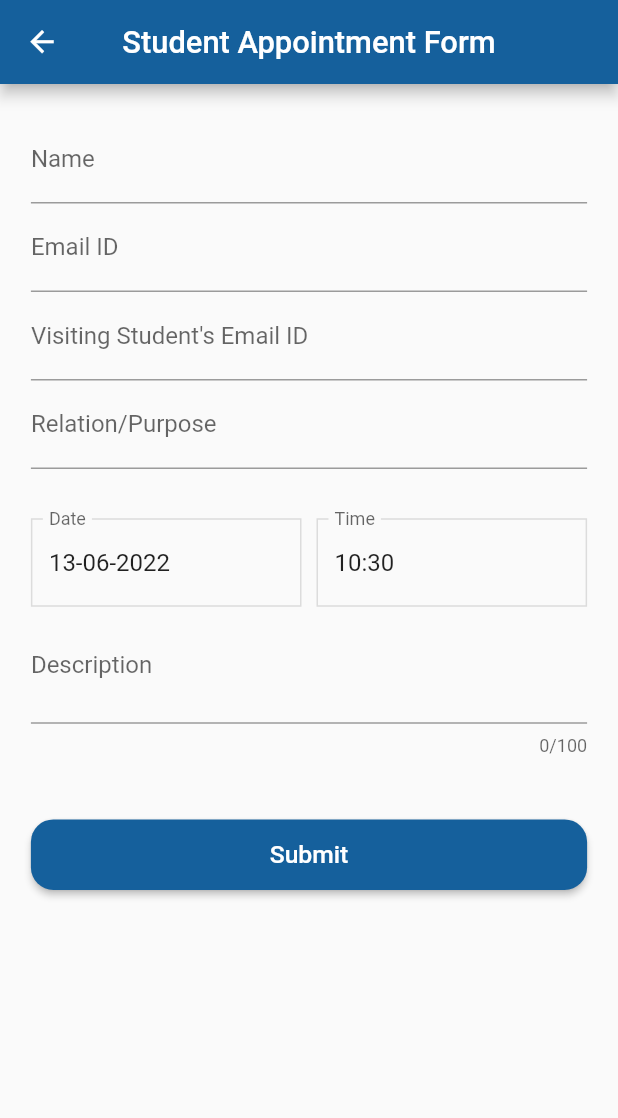
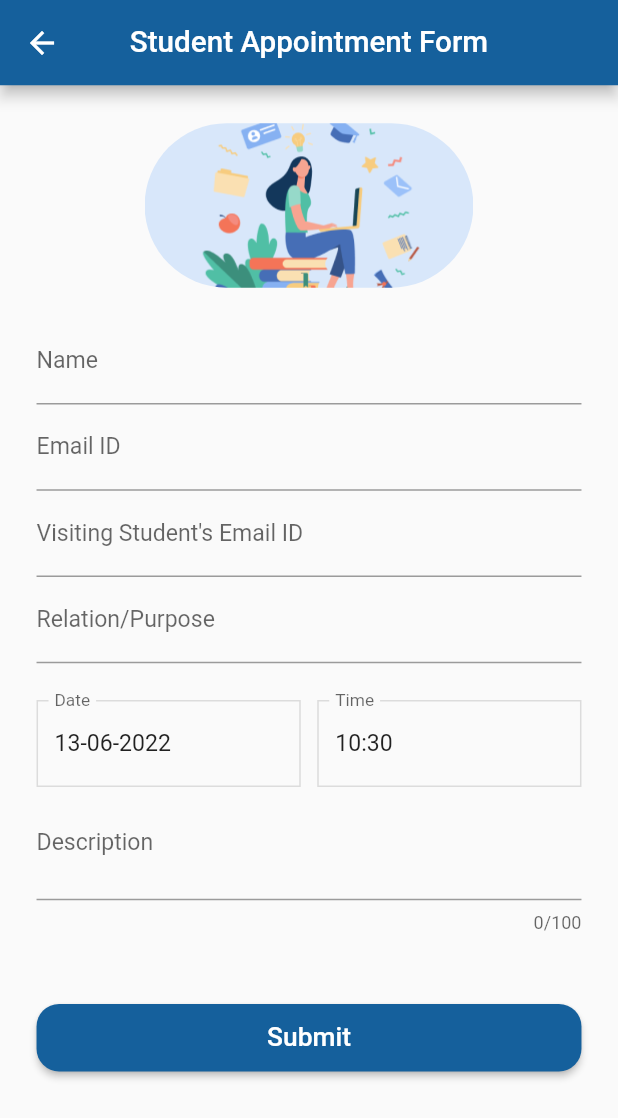
Before and after one commit to IIITL-DeV/College_Gate, a Flutter app: the GuestHome screen opened directly, after a tap on "Student", on a phone screen of 412 x 824 dp. Shown: the top 1118 px of the screen. Run offline on Flutter 3.47's test engine with Material 2 defaults, Android fonts, the phone set to English and light mode, and no system bars; our stand-ins replace cloud_firestore, csv, date_format, firebase_auth, firebase_core, firebase_storage and 8 more; missing offline and left inert: flutter_email_sender, splash_screen_view; accounts and stored records are empty.

Commit message:
Guest UI responsive

```diff
--- a/lib/panel/guest/guesthome.dart
+++ b/lib/panel/guest/guesthome.dart
@@ -4,6 +4,8 @@ import 'package:college_gate/panel/guest/student_appointment.dart';
 import 'package:college_gate/panel/guest/faculty_appointment.dart';
 import 'package:flutter/material.dart';
 import 'package:flutter/widgets.dart';
+import 'package:flutter_screenutil/flutter_screenutil.dart';
+
 
 class GuestHome extends StatelessWidget {
   const GuestHome({Key? key}) : super(key: key);
@@ -17,13 +19,13 @@ class GuestHome extends StatelessWidget {
           backgroundColor: Color(0Xff15609c),
           title: Text(
             "Book Appointment",
-            style: TextStyle(fontSize: heightMobile * 0.025),
+            style: TextStyle(fontSize: 19.sp),
           ),
         ),
         body: Container(
-          height: heightMobile,
-          width: widthMobile,
-          padding: EdgeInsets.all(heightMobile * 0.02),
+          height: MediaQuery.of(context).size.height,
+          width: MediaQuery.of(context).size.width,
+          padding: EdgeInsets.symmetric(vertical: 14.h, horizontal: 13.h),
           child: Column(
             children: [
               // Container(
@@ -42,22 +44,18 @@ class GuestHome extends StatelessWidget {
                       MaterialPageRoute(builder: (context) => booking()));
                 },
                 child: Card(
-                  elevation: 4,
+                  elevation: 2,
                   child: Column(
                     children: [
                       SizedBox(
-                        height: heightMobile * 0.2,
+                        height: 138.h,
                         child: Ink.image(
                           image: AssetImage("assets/studentAppointment.png"),
                           fit: BoxFit.cover,
                         ),
                       ),
                       Container(
-                        padding: EdgeInsets.fromLTRB(
-                            heightMobile * 0.02,
-                            heightMobile * 0.01,
-                            heightMobile * 0.015,
-                            heightMobile * 0.01),
+                        padding: EdgeInsets.fromLTRB(15.w, 8.h, 5.w, 8.h),
                         alignment: Alignment.centerLeft,
                         child: Row(
                           mainAxisAlignment: MainAxisAlignment.spaceBetween,
@@ -65,7 +63,7 @@ class GuestHome extends StatelessWidget {
                             Text(
                               "Student",
                               style: TextStyle(
-                                  fontSize: heightMobile * 0.021,
+                                  fontSize: 16.sp,
                                   color: Color(0Xff232F77)),
                             ),
                             //SizedBox(width: widthMobile * 0.1,),
@@ -79,7 +77,7 @@ class GuestHome extends StatelessWidget {
                                 },
                                 icon: Icon(
                                   Icons.chevron_right,
-                                  size: heightMobile * 0.03,
+                                  size: 23.sp,
                                   color: Color(0Xff232F77),
                                 ))
                           ],
@@ -100,22 +98,18 @@ class GuestHome extends StatelessWidget {
                               )));
                 },
                 child: Card(
-                  elevation: 4,
+                  elevation: 2,
                   child: Column(
                     children: [
                       SizedBox(
-                        height: heightMobile * 0.2,
+                        height: 138.h,
                         child: Ink.image(
                           image: AssetImage("assets/facultyAppointment.jpg"),
                           fit: BoxFit.cover,
                         ),
                       ),
                       Container(
-                        padding: EdgeInsets.fromLTRB(
-                            heightMobile * 0.02,
-                            heightMobile * 0.01,
-                            heightMobile * 0.015,
-                            heightMobile * 0.01),
+                        padding: EdgeInsets.fromLTRB(15.w, 8.h, 5.w, 8.h),
                         alignment: Alignment.centerLeft,
                         child: Row(
                           mainAxisAlignment: MainAxisAlignment.spaceBetween,
@@ -123,7 +117,7 @@ class GuestHome extends StatelessWidget {
                             Text(
                               "Faculty",
                               style: TextStyle(
-                                  fontSize: heightMobile * 0.021,
+                                  fontSize: 16.sp,
                                   color: Color(0Xff232F77)),
                             ),
                             //SizedBox(width: widthMobile * 0.1,),
@@ -139,7 +133,7 @@ class GuestHome extends StatelessWidget {
                                 },
                                 icon: Icon(
                                   Icons.chevron_right,
-                                  size: heightMobile * 0.03,
+                                  size: 23.sp,
                                   color: Color(0Xff232F77),
                                 ))
                           ],
--- a/lib/panel/guest/student_appointment.dart
+++ b/lib/panel/guest/student_appointment.dart
@@ -7,6 +7,8 @@ import 'package:flutter/material.dart';
 import 'package:flutter/services.dart';
 import 'package:intl/intl.dart';
 import 'package:date_format/date_format.dart';
+import 'package:flutter_screenutil/flutter_screenutil.dart';
+
 
 class booking extends StatefulWidget {
   const booking({Key? key}) : super(key: key);
@@ -49,6 +51,8 @@ class _bookingState extends State<booking> {
       children: [
         Expanded(
             child: TextField(
+              readOnly: true,
+              style: TextStyle(fontSize: 14.sp),
           controller: _dateController,
           decoration: InputDecoration(
             labelText: 'Date',
@@ -72,7 +76,7 @@ class _bookingState extends State<booking> {
               context: context,
               initialDate: selectedDate,
               initialDatePickerMode: DatePickerMode.day,
-              firstDate: DateTime(2021),
+              firstDate: DateTime.now(),
               lastDate: DateTime(2101),
               builder: (context, child) => Theme(
                 data: ThemeData().copyWith(
@@ -96,10 +100,12 @@ class _bookingState extends State<booking> {
           },
         )),
         SizedBox(
-          width: 10,
+          width: 10.w,
         ),
         Expanded(
             child: TextField(
+              readOnly: true,
+              style: TextStyle(fontSize: 14.sp),
           controller: _timeController,
           decoration: InputDecoration(
             labelText: 'Time',
@@ -159,6 +165,7 @@ class _bookingState extends State<booking> {
 
   Widget _buildName() {
     return TextFormField(
+      style: TextStyle(fontSize: 14.sp),
       decoration: const InputDecoration(labelText: 'Name'),
       //initialValue: _username!,
       validator: (value) {
@@ -178,6 +185,7 @@ class _bookingState extends State<booking> {
 
   Widget _buildemail() {
     return TextFormField(
+        style: TextStyle(fontSize: 14.sp),
         //initialValue: _emailno!,
         // inputFormatters: [FilteringTextInputFormatter.digitsOnly],
         decoration: const InputDecoration(labelText: 'Email ID'),
@@ -193,6 +201,7 @@ class _bookingState extends State<booking> {
 
   Widget _buildstudentemail() {
     return TextFormField(
+        style: TextStyle(fontSize: 14.sp),
         decoration:
             const InputDecoration(labelText: "Visiting Student's Email ID"),
         //initialValue: _enrollmentNo!,
@@ -208,6 +217,7 @@ class _bookingState extends State<booking> {
 
   Widget _buildVehicle() {
     return TextFormField(
+        style: TextStyle(fontSize: 14.sp),
         decoration: const InputDecoration(labelText: 'Vehicle Number'));
     //initialValue: _roomno!,
     // validator: (value) {
@@ -217,6 +227,7 @@ class _bookingState extends State<booking> {
 
   Widget _buildRelation() {
     return TextFormField(
+        style: TextStyle(fontSize: 14.sp),
         decoration: const InputDecoration(labelText: 'Relation/Purpose'),
         //initialValue: _roomno!,
         validator: (value) {
@@ -302,6 +313,7 @@ class _bookingState extends State<booking> {
 
   Widget _buildMessage() {
     return TextFormField(
+      style: TextStyle(fontSize: 14.sp),
       keyboardType: TextInputType.multiline,
       maxLines: 2,
       maxLength: 100,
@@ -321,53 +333,59 @@ class _bookingState extends State<booking> {
     double heightMobile = MediaQuery.of(context).size.height;
     return Scaffold(
       appBar: AppBar(
+        toolbarHeight: 56.h,
         backgroundColor: Color(0Xff15609c),
-        leading: IconButton(
-            icon: Icon(
-              Icons.arrow_back,
-              color: Colors.white,
-              size: heightMobile * 0.028,
-            ),
-            onPressed: () => {Navigator.pop(context)}),
+        centerTitle: true,
         title: Text(
           "Student Appointment Form",
-          style: TextStyle(color: Colors.white, fontSize: heightMobile * 0.025),
-          textAlign: TextAlign.center,
+          style: TextStyle(fontSize: 18.sp, fontWeight: FontWeight.w500),
         ),
-        centerTitle: true,
       ),
       body: SingleChildScrollView(
         child: Container(
-            padding: EdgeInsets.all(heightMobile * 0.025),
+            padding: EdgeInsets.symmetric(vertical: 25.h, horizontal: 24.h),
             child: Form(
               key: _formKey,
               child: Column(
                 mainAxisAlignment: MainAxisAlignment.center,
                 children: [
+                  SizedBox(
+                    height: 108.h,
+                    child: ClipRRect(
+                      borderRadius: BorderRadius.circular(100.r),
+                      child: Image.asset(
+                        "assets/studentAppointment.png",
+                        fit: BoxFit.contain,
+                      ),
+                    ),
+                  ),
+                  SizedBox(
+                    height: 20.h,
+                  ),
                   _buildName(),
                   _buildemail(),
                   _buildstudentemail(),
                   _buildRelation(),
-                  SizedBox(height: heightMobile * 0.04),
+                  SizedBox(height: 24.h),
                   _buildDate(),
                   // SizedBox(height: heightMobile * 0.015),
                   // _buildVehicle(),
                   _buildMessage(),
-                  SizedBox(height: heightMobile * 0.05),
+                  SizedBox(height: 45.h),
                   ElevatedButton(
                       style: ElevatedButton.styleFrom(
                           shape: new RoundedRectangleBorder(
                             borderRadius: new BorderRadius.circular(15.0),
                           ),
                           primary: Color(0Xff15609c),
-                          padding: EdgeInsets.all(heightMobile * 0.017),
+                          padding: EdgeInsets.all(12),
                           // padding: const EdgeInsets.all(10),
-                          minimumSize: Size(widthMobile, heightMobile * 0.028)),
+                          minimumSize: Size(MediaQuery.of(context).size.width, 38.h)),
                       child: Text(
                         'Submit',
                         style: TextStyle(
                           color: Colors.white,
-                          fontSize: heightMobile * 0.02,
+                          fontSize: 16.sp,
                         ),
                       ),
                       onPressed: () => {
```
Also changed, not shown: lib/panel/guest/faculty_appointment.dart (+39 -21 lines), lib/panel/student/studentfacutlyappointment.dart (+3 -11 lines).
